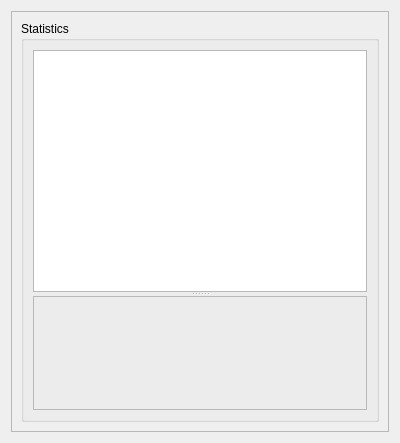
Old version of the form RobWorkSim/src/rwsimlibs/gui/log/SimulatorStatisticsWidget.ui in the repository onier/RobWork.
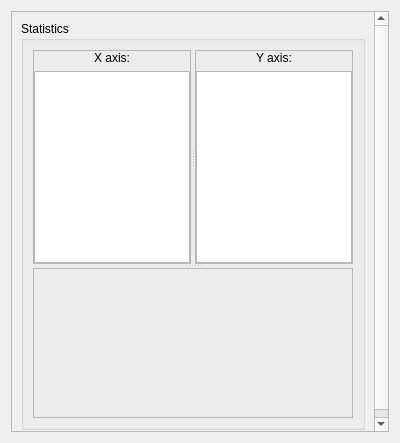
New version of the form.

Commit message: Updates to contact detection test framework and to the simulator log viewer.

Patch:
```diff
--- a/RobWorkSim/src/rwsimlibs/gui/log/SimulatorStatisticsWidget.ui
+++ b/RobWorkSim/src/rwsimlibs/gui/log/SimulatorStatisticsWidget.ui
@@ -27,8 +27,8 @@
        <rect>
         <x>0</x>
         <y>0</y>
-        <width>380</width>
-        <height>423</height>
+        <width>364</width>
+        <height>427</height>
        </rect>
       </property>
       <layout class="QGridLayout" name="gridLayout_3">
@@ -43,33 +43,114 @@
             <property name="orientation">
              <enum>Qt::Vertical</enum>
             </property>
-            <property name="opaqueResize">
-             <bool>false</bool>
-            </property>
-            <widget class="QListWidget" name="_list">
+            <widget class="QFrame" name="frame">
              <property name="sizePolicy">
-              <sizepolicy hsizetype="Minimum" vsizetype="Minimum">
+              <sizepolicy hsizetype="Preferred" vsizetype="Minimum">
                <horstretch>0</horstretch>
                <verstretch>1</verstretch>
               </sizepolicy>
              </property>
-             <property name="selectionMode">
-              <enum>QAbstractItemView::MultiSelection</enum>
-             </property>
+             <layout class="QGridLayout" name="gridLayout_7">
+              <property name="margin">
+               <number>0</number>
+              </property>
+              <item row="0" column="0">
+               <widget class="QSplitter" name="splitter_2">
+                <property name="orientation">
+                 <enum>Qt::Horizontal</enum>
+                </property>
+                <widget class="QFrame" name="frame_3">
+                 <property name="frameShape">
+                  <enum>QFrame::StyledPanel</enum>
+                 </property>
+                 <property name="frameShadow">
+                  <enum>QFrame::Raised</enum>
+                 </property>
+                 <layout class="QGridLayout" name="_2">
+                  <property name="margin">
+                   <number>0</number>
+                  </property>
+                  <item row="1" column="0">
+                   <widget class="QListWidget" name="_listX">
+                    <property name="selectionMode">
+                     <enum>QAbstractItemView::SingleSelection</enum>
+                    </property>
+                   </widget>
+                  </item>
+                  <item row="0" column="0">
+                   <widget class="QLabel" name="label">
+                    <property name="text">
+                     <string>X axis:</string>
+                    </property>
+                    <property name="alignment">
+                     <set>Qt::AlignCenter</set>
+                    </property>
+                   </widget>
+                  </item>
+                 </layout>
+                </widget>
+                <widget class="QFrame" name="frame_4">
+                 <property name="frameShape">
+                  <enum>QFrame::StyledPanel</enum>
+                 </property>
+                 <property name="frameShadow">
+                  <enum>QFrame::Raised</enum>
+                 </property>
+                 <layout class="QGridLayout">
+                  <property name="margin">
+                   <number>0</number>
+                  </property>
+                  <item row="1" column="0">
+                   <widget class="QListWidget" name="_listY">
+                    <property name="selectionMode">
+                     <enum>QAbstractItemView::MultiSelection</enum>
+                    </property>
+                   </widget>
+                  </item>
+                  <item row="0" column="0">
+                   <widget class="QLabel" name="label_2">
+                    <property name="text">
+                     <string>Y axis:</string>
+                    </property>
+                    <property name="alignment">
+                     <set>Qt::AlignCenter</set>
+                    </property>
+                   </widget>
+                  </item>
+                 </layout>
+                </widget>
+               </widget>
+              </item>
+             </layout>
             </widget>
-            <widget class="QFrame" name="_image">
+            <widget class="QFrame" name="frame_2">
              <property name="sizePolicy">
-              <sizepolicy hsizetype="Expanding" vsizetype="Expanding">
+              <sizepolicy hsizetype="Preferred" vsizetype="Preferred">
                <horstretch>0</horstretch>
                <verstretch>3</verstretch>
               </sizepolicy>
              </property>
-             <property name="frameShape">
-              <enum>QFrame::StyledPanel</enum>
+             <property name="minimumSize">
+              <size>
+               <width>0</width>
+               <height>150</height>
+              </size>
              </property>
-             <property name="frameShadow">
-              <enum>QFrame::Raised</enum>
-             </property>
+             <layout class="QGridLayout" name="_3">
+              <property name="margin">
+               <number>0</number>
+              </property>
+              <item row="0" column="0">
+               <widget class="QFrame" name="_image">
+                <property name="frameShape">
+                 <enum>QFrame::StyledPanel</enum>
+                </property>
+                <property name="frameShadow">
+                 <enum>QFrame::Raised</enum>
+                </property>
+               </widget>
+              </item>
+             </layout>
             </widget>
            </widget>
           </item>
```
Left out of the diff: 4 changed lines with no effect on the pictures. The commit also changes 15 other files.
